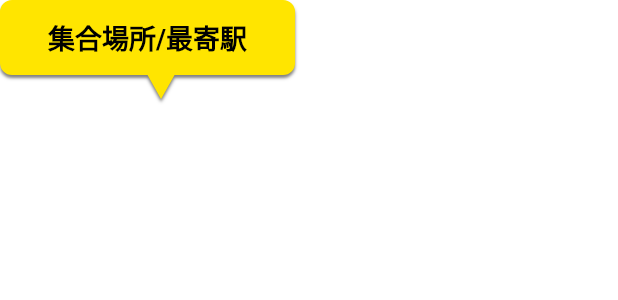
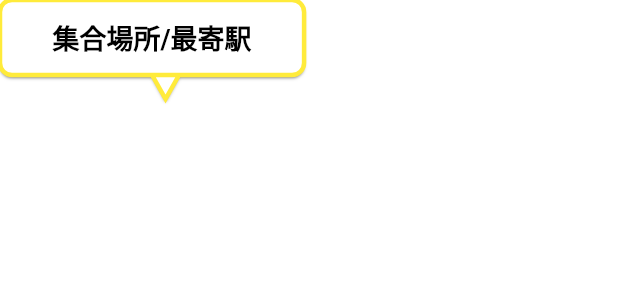
Before and after one commit to Sea10wood/-OndenCup_frontend, a Flutter app: the Bubble widget shown alone on an empty page, opened directly, on a phone screen of 412 x 824 dp. Shown: the top 300 px of the screen. Run offline on Flutter 3.47's test engine with Material 2 defaults, Android fonts, the phone set to English and light mode, and no system bars.

Commit message:
feature_#3:吹き出しコンポーネント追加

```diff
--- a/fukutra_app/lib/component/talkBar.dart
+++ b/fukutra_app/lib/component/talkBar.dart
@@ -13,13 +13,13 @@ class Bubble extends StatelessWidget {
       height: 50,
       padding: const EdgeInsets.only(left: 32, top: 8, right: 32, bottom: 8),
       decoration: ShapeDecoration(
-        color: Color(0xffffe500),
+        color: Colors.white,
         shadows: [
           BoxShadow(
             color: Color(0x80000000),
             offset: Offset(0, 2),
             blurRadius: 1,
-          )
+          ),
         ],
         shape: BubbleBorder(),
       ),
@@ -38,11 +38,16 @@ class Bubble extends StatelessWidget {
 
 class BubbleBorder extends ShapeBorder {
   final bool usePadding;
+  final double borderWidth;
+  final Color borderColor;
 
-  const BubbleBorder({this.usePadding = true});
+  const BubbleBorder(
+      {this.usePadding = true,
+      this.borderWidth = 3.0,
+      this.borderColor = Colors.yellow});
 
   @override
-  EdgeInsetsGeometry get dimensions => const EdgeInsets.all(0);
+  EdgeInsetsGeometry get dimensions => EdgeInsets.all(borderWidth);
 
   @override
   Path getInnerPath(Rect rect, {TextDirection? textDirection}) => Path();
@@ -53,12 +58,20 @@ class BubbleBorder extends ShapeBorder {
       ..moveTo(rect.bottomCenter.dx, rect.bottomCenter.dy)
       ..relativeLineTo(9, 16)
       ..relativeLineTo(9, -16)
-      ..addRRect(RRect.fromRectAndRadius(rect, const Radius.circular(8)))
+      ..addRRect(RRect.fromRectAndRadius(rect, Radius.circular(8)))
       ..close();
   }
 
   @override
-  void paint(Canvas canvas, Rect rect, {TextDirection? textDirection}) {}
+  void paint(Canvas canvas, Rect rect, {TextDirection? textDirection}) {
+    final Paint paint = Paint()
+      ..color = borderColor
+      ..style = PaintingStyle.stroke
+      ..strokeWidth = borderWidth;
+
+    final Path path = getOuterPath(rect, textDirection: textDirection);
+    canvas.drawPath(path, paint);
+  }
 
   @override
   ShapeBorder scale(double t) => this;
```
